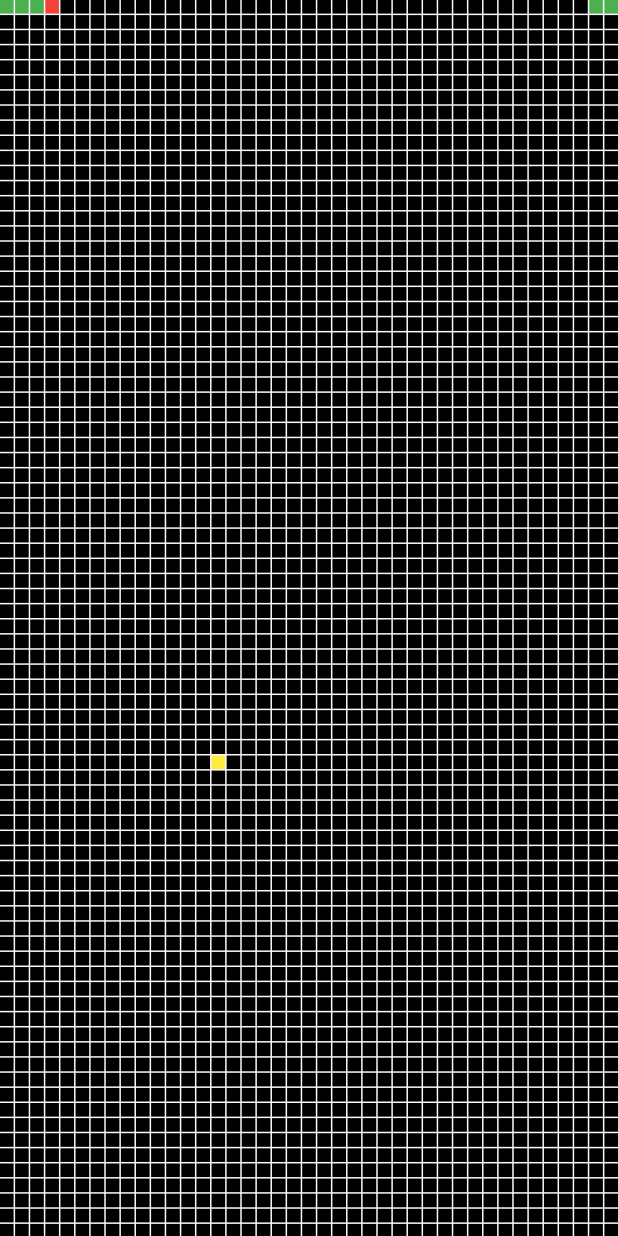
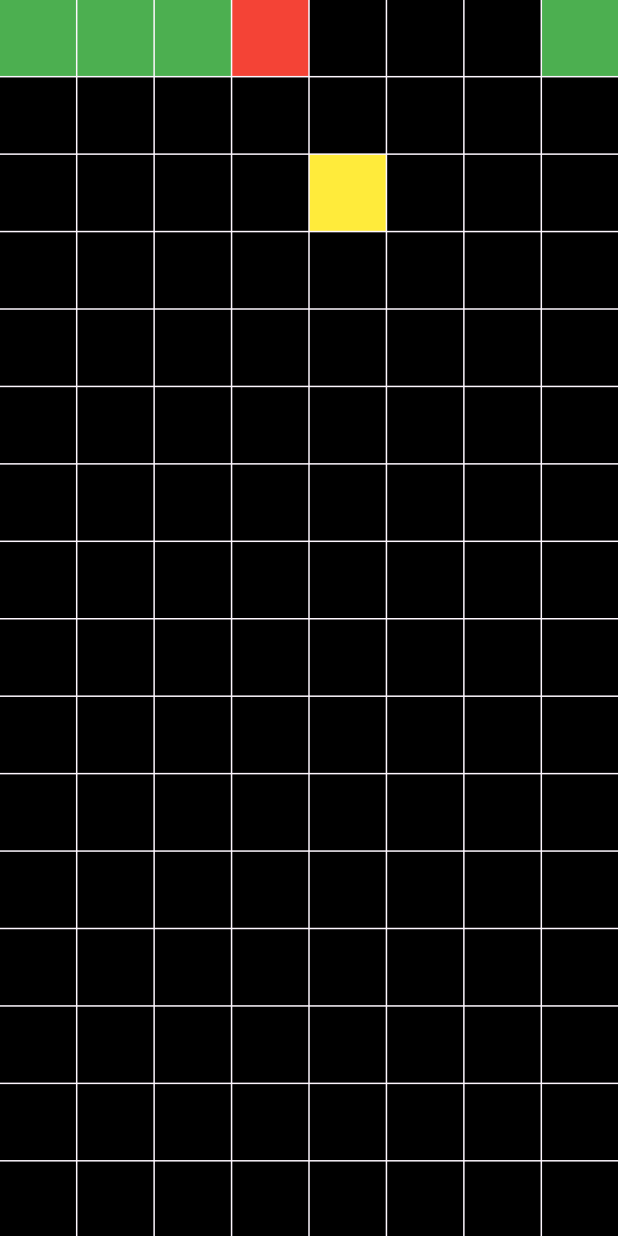
Before and after one commit to Shubhamlathiyaio/Snake-Game, a Flutter app: the screen it shows after launch, on a phone screen of 412 x 824 dp. Run offline on Flutter 3.47's test engine with Material 3 defaults, Android fonts, the light colour scheme and no system bars; our stand-ins replace get; missing offline and left inert: flutter_swipe_detector.

```diff
--- a/lib/Home.dart
+++ b/lib/Home.dart
@@ -15,10 +15,13 @@ class _HomeState extends State<Home> {
   int head = 5;
   List body = [4, 3, 2, 1];
   int move = 1;
-  bool b=false;
   int col=10;
   int row=10;
   int food=Random().nextInt(100);
+  int pixel=50;
+  int score=0;
+  bool gameon=true;
+
 
   @override
   void initState() {
@@ -27,12 +30,14 @@ class _HomeState extends State<Home> {
     fun();
   }
 
-  int speed=100;
+  int speed=50;
   fun() async {
-    while(true)
+    while(gameon)
       await Future.delayed(Duration(milliseconds: speed)).then((value) {
         setState(() {
           walk();
+          print("row = $row");
+          print("col = $col");
         });
       },);
   }
@@ -64,15 +69,22 @@ class _HomeState extends State<Home> {
       head += col * row - col;
     else
       head += move;
+
+    if(body.contains(head))
+    {
+      gameon=false;
+      print("out");
+    }
   }
 
-  eat_food()
-  {
+  eat_food() {
     if(head==food)
     {
       body.insert(0, head);
       head_move();
       food=Random().nextInt(col*row);
+      score++;
+      speed=50*score;
     }
   }
 
@@ -81,26 +93,25 @@ class _HomeState extends State<Home> {
 
   @override
   Widget build(BuildContext context) {
-    double height = MediaQuery.of(context).size.height - MediaQuery.of(context).padding.top;
+    double height = MediaQuery.of(context).size.height - MediaQuery.of(context).padding.top-MediaQuery.of(context).padding.bottom;
     double width = MediaQuery.of(context).size.width;
-    col = (width / 10).floor();
-    row = (height / 10).floor();
+    col = (width / pixel).floor();
+    row = (height / pixel).floor();
 
-    return OrientationBuilder(
-      builder: (context, orientation) {
     return Scaffold(
       // backgroundColor: Colors.black,
-          body: Stack(
+      body: Center(
+        child: Stack(
           children: [
           SizedBox(
-            height: height,
+          height:height,
           width: width,
           child: GridView.builder(
             gridDelegate: SliverGridDelegateWithFixedCrossAxisCount(
                 crossAxisCount: col,
                 mainAxisSpacing: 1,
                 crossAxisSpacing: 1),
-              itemCount: (height / 10).floor() * col,
+            itemCount: row * col,
             itemBuilder: (context, index) {
               return get(index);
             },
@@ -134,8 +145,7 @@ class _HomeState extends State<Home> {
                 )),
           ],
         ),
-        );
-      },
+      ),
     );
   }
 
```
Lines whose indentation alone changed are shown as unchanged.
